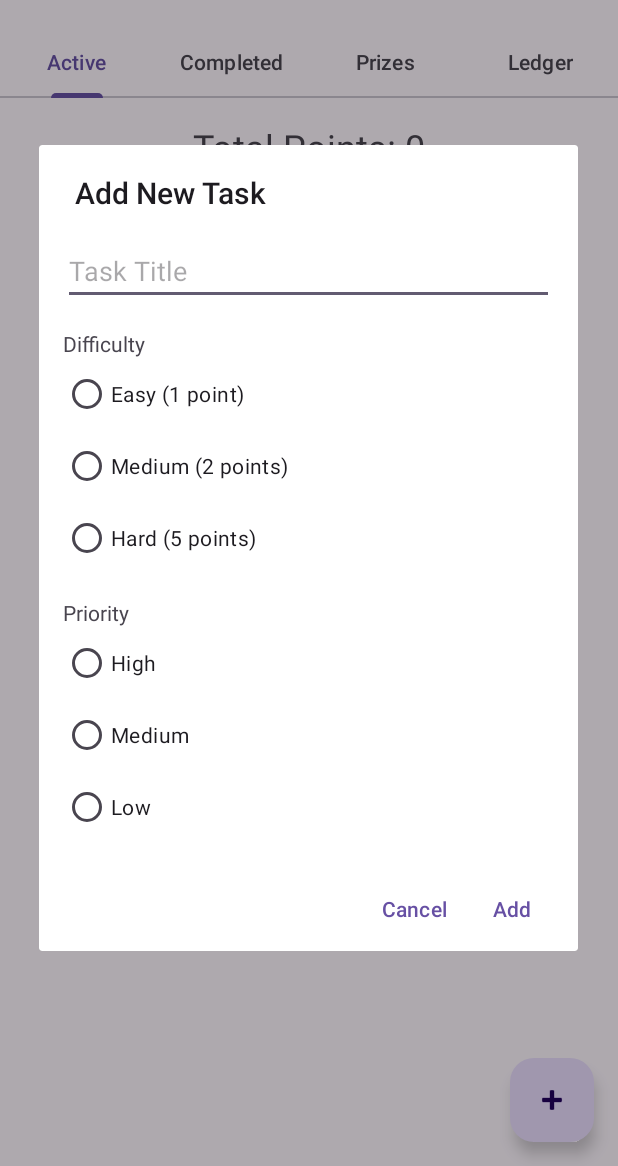
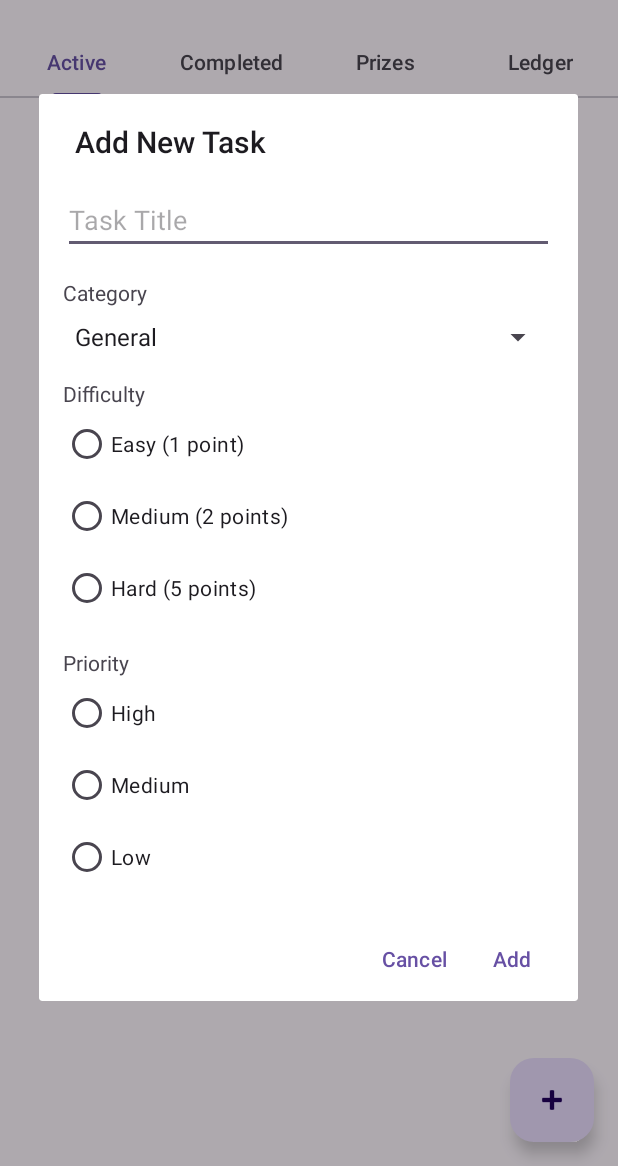
Before and after one commit to NickSanft/TooDo, an Android app: the screen it shows after launch (MainActivity), after a tap on an icon or button, on a phone screen of 412 x 824 dp, the part 70-1236 px from its top. Run offline under Robolectric (Android 15) with nearby library versions, the phone set to English and light mode, and no system bars; our stand-ins replace Dagger/Hilt's generated code, Room's generated code.

Commit message:
Added categories!

```diff
--- a/app/src/main/java/com/divora/toodo/AppDatabase.kt
+++ b/app/src/main/java/com/divora/toodo/AppDatabase.kt
@@ -7,7 +7,7 @@ import androidx.room.RoomDatabase
 import androidx.room.migration.Migration
 import androidx.sqlite.db.SupportSQLiteDatabase
 
-@Database(entities = [Task::class, Prize::class, PointLedger::class], version = 5, exportSchema = false)
+@Database(entities = [Task::class, Prize::class, PointLedger::class], version = 6, exportSchema = false)
 abstract class AppDatabase : RoomDatabase() {
     abstract fun taskDao(): TaskDao
     abstract fun prizeDao(): PrizeDao
@@ -41,13 +41,19 @@ abstract class AppDatabase : RoomDatabase() {
             }
         }
 
+        private val MIGRATION_5_6 = object : Migration(5, 6) {
+            override fun migrate(database: SupportSQLiteDatabase) {
+                database.execSQL("ALTER TABLE tasks ADD COLUMN category TEXT NOT NULL DEFAULT 'General'")
+            }
+        }
+
         fun getDatabase(context: Context): AppDatabase {
             return INSTANCE ?: synchronized(this) {
                 val instance = Room.databaseBuilder(
                     context.applicationContext,
                     AppDatabase::class.java,
                     "task_database"
-                ).addMigrations(MIGRATION_1_2, MIGRATION_2_3, MIGRATION_3_4, MIGRATION_4_5).build()
+                ).addMigrations(MIGRATION_1_2, MIGRATION_2_3, MIGRATION_3_4, MIGRATION_4_5, MIGRATION_5_6).build()
                 INSTANCE = instance
                 instance
             }
--- a/app/src/main/java/com/divora/toodo/Task.kt
+++ b/app/src/main/java/com/divora/toodo/Task.kt
@@ -11,6 +11,7 @@ data class Task(
     val difficulty: String,
     val points: Int,
     val priority: Int = 2, // 1 = High, 2 = Medium, 3 = Low
+    val category: String = "General",
     val isCompleted: Boolean = false,
     val completedAt: Long? = null
 )
--- a/app/src/main/java/com/divora/toodo/TaskListAdapter.kt
+++ b/app/src/main/java/com/divora/toodo/TaskListAdapter.kt
@@ -32,6 +32,7 @@ class TaskListAdapter(
 
     class TaskViewHolder(itemView: View) : RecyclerView.ViewHolder(itemView) {
         private val taskTitleView: TextView = itemView.findViewById(R.id.task_title)
+        private val taskCategoryView: TextView = itemView.findViewById(R.id.task_category)
         private val taskPriorityView: TextView = itemView.findViewById(R.id.task_priority)
         private val taskPointsView: TextView = itemView.findViewById(R.id.task_points)
         private val taskCompletedAtView: TextView = itemView.findViewById(R.id.task_completed_at)
@@ -47,6 +48,7 @@ class TaskListAdapter(
             onTaskEditClicked: (Task) -> Unit
         ) {
             taskTitleView.text = task.title
+            taskCategoryView.text = task.category
             taskPointsView.text = "${task.points} points"
             taskPriorityView.text = when (task.priority) {
                 1 -> "High Priority"
--- a/app/src/main/java/com/divora/toodo/TaskListFragment.kt
+++ b/app/src/main/java/com/divora/toodo/TaskListFragment.kt
@@ -4,8 +4,11 @@ import android.os.Bundle
 import android.view.LayoutInflater
 import android.view.View
 import android.view.ViewGroup
+import android.widget.AdapterView
+import android.widget.ArrayAdapter
 import android.widget.EditText
 import android.widget.RadioGroup
+import android.widget.Spinner
 import android.widget.TextView
 import androidx.appcompat.app.AlertDialog
 import androidx.core.view.isVisible
@@ -19,6 +22,7 @@ import dagger.hilt.android.AndroidEntryPoint
 class TaskListFragment : Fragment(), FabClickHandler {
 
     private val taskViewModel: TaskViewModel by activityViewModels()
+    private val categories = listOf("General", "Work", "Personal", "Health", "Study", "Finance")
 
     override fun onCreateView(
         inflater: LayoutInflater,
@@ -47,18 +51,57 @@ class TaskListFragment : Fragment(), FabClickHandler {
 
         val recyclerView = view.findViewById<RecyclerView>(R.id.task_list)
         val emptyListTextView = view.findViewById<TextView>(R.id.empty_list_text)
+        val filterSpinner = view.findViewById<Spinner>(R.id.filter_spinner)
 
         recyclerView.adapter = adapter
         recyclerView.layoutManager = LinearLayoutManager(context)
 
+        // Set up filter spinner
+        val filterCategories = listOf("All") + categories
+        val spinnerAdapter = ArrayAdapter(requireContext(), android.R.layout.simple_spinner_item, filterCategories)
+        spinnerAdapter.setDropDownViewResource(android.R.layout.simple_spinner_dropdown_item)
+        filterSpinner.adapter = spinnerAdapter
+
+        var currentCategoryFilter = "All"
+
+        filterSpinner.onItemSelectedListener = object : AdapterView.OnItemSelectedListener {
+            override fun onItemSelected(parent: AdapterView<*>, view: View?, position: Int, id: Long) {
+                currentCategoryFilter = filterCategories[position]
+                taskViewModel.allTasks.value?.let { tasks ->
+                    updateTaskList(tasks, isCompleted, currentCategoryFilter, recyclerView, emptyListTextView, adapter)
+                }
+            }
+
+            override fun onNothingSelected(parent: AdapterView<*>) {}
+        }
+
         taskViewModel.allTasks.observe(viewLifecycleOwner) { tasks ->
             tasks?.let {
-                val filteredTasks = it.filter { it.isCompleted == isCompleted }
+                updateTaskList(it, isCompleted, currentCategoryFilter, recyclerView, emptyListTextView, adapter)
+            }
+        }
+
+        taskViewModel.totalPoints.observe(viewLifecycleOwner) {
+            points -> view.findViewById<TextView>(R.id.total_points_text).text = "Total Points: ${points ?: 0}"
+        }
+    }
+
+    private fun updateTaskList(
+        tasks: List<Task>,
+        isCompleted: Boolean,
+        categoryFilter: String,
+        recyclerView: RecyclerView,
+        emptyListTextView: TextView,
+        adapter: TaskListAdapter
+    ) {
+        val filteredTasks = tasks.filter {
+            it.isCompleted == isCompleted && (categoryFilter == "All" || it.category == categoryFilter)
+        }
 
         if (filteredTasks.isEmpty()) {
             recyclerView.isVisible = false
             emptyListTextView.isVisible = true
-                    val emptyText = if (isCompleted) "No completed tasks yet!" else "No active tasks yet!"
+            val emptyText = if (isCompleted) "No completed tasks found!" else "No active tasks found!"
             emptyListTextView.text = emptyText
         } else {
             recyclerView.isVisible = true
@@ -68,12 +111,6 @@ class TaskListFragment : Fragment(), FabClickHandler {
             } else {
                 adapter.submitList(filteredTasks.sortedBy { it.priority })
             }
-                }
-            }
-        }
-
-        taskViewModel.totalPoints.observe(viewLifecycleOwner) {
-            points -> view.findViewById<TextView>(R.id.total_points_text).text = "Total Points: ${points ?: 0}"
         }
     }
 
@@ -89,6 +126,11 @@ class TaskListFragment : Fragment(), FabClickHandler {
         val dialogView = LayoutInflater.from(requireContext()).inflate(R.layout.dialog_add_task, null)
         val taskTitleInput = dialogView.findViewById<EditText>(R.id.task_title_input)
         val priorityRadioGroup = dialogView.findViewById<RadioGroup>(R.id.priority_radio_group)
+        val categorySpinner = dialogView.findViewById<Spinner>(R.id.category_spinner)
+
+        val spinnerAdapter = ArrayAdapter(requireContext(), android.R.layout.simple_spinner_item, categories)
+        spinnerAdapter.setDropDownViewResource(android.R.layout.simple_spinner_dropdown_item)
+        categorySpinner.adapter = spinnerAdapter
 
         AlertDialog.Builder(requireContext())
             .setTitle("Add New Task")
@@ -110,7 +152,8 @@ class TaskListFragment : Fragment(), FabClickHandler {
                     R.id.medium_priority_button -> 2
                     else -> 3
                 }
-                taskViewModel.insert(Task(title = title, difficulty = difficulty, points = points, priority = priority))
+                val category = categorySpinner.selectedItem.toString()
+                taskViewModel.insert(Task(title = title, difficulty = difficulty, points = points, priority = priority, category = category))
             }
             .setNegativeButton("Cancel", null)
             .show()
@@ -121,8 +164,14 @@ class TaskListFragment : Fragment(), FabClickHandler {
         val taskTitleInput = dialogView.findViewById<EditText>(R.id.task_title_input)
         val difficultyRadioGroup = dialogView.findViewById<RadioGroup>(R.id.difficulty_radio_group)
         val priorityRadioGroup = dialogView.findViewById<RadioGroup>(R.id.priority_radio_group)
+        val categorySpinner = dialogView.findViewById<Spinner>(R.id.category_spinner)
+
+        val spinnerAdapter = ArrayAdapter(requireContext(), android.R.layout.simple_spinner_item, categories)
+        spinnerAdapter.setDropDownViewResource(android.R.layout.simple_spinner_dropdown_item)
+        categorySpinner.adapter = spinnerAdapter
 
         taskTitleInput.setText(task.title)
+        categorySpinner.setSelection(categories.indexOf(task.category))
         when (task.difficulty) {
             "Easy" -> difficultyRadioGroup.check(R.id.easy_button)
             "Medium" -> difficultyRadioGroup.check(R.id.medium_button)
@@ -154,7 +203,8 @@ class TaskListFragment : Fragment(), FabClickHandler {
                     R.id.medium_priority_button -> 2
                     else -> 3
                 }
-                taskViewModel.update(task.copy(title = title, difficulty = difficulty, points = points, priority = priority))
+                val category = categorySpinner.selectedItem.toString()
+                taskViewModel.update(task.copy(title = title, difficulty = difficulty, points = points, priority = priority, category = category))
             }
             .setNegativeButton("Cancel", null)
             .show()
--- a/app/src/main/res/layout/dialog_add_task.xml
+++ b/app/src/main/res/layout/dialog_add_task.xml
@@ -1,5 +1,9 @@
 <?xml version="1.0" encoding="utf-8"?>
-<LinearLayout xmlns:android="http://schemas.android.com/apk/res/android"
+<ScrollView xmlns:android="http://schemas.android.com/apk/res/android"
+    android:layout_width="match_parent"
+    android:layout_height="wrap_content">
+
+    <LinearLayout
         android:layout_width="match_parent"
         android:layout_height="wrap_content"
         android:orientation="vertical"
@@ -10,6 +14,18 @@
             android:layout_width="match_parent"
             android:layout_height="wrap_content"
             android:hint="Task Title" />
+
+        <TextView
+            android:layout_width="wrap_content"
+            android:layout_height="wrap_content"
+            android:layout_marginTop="16dp"
+            android:text="Category" />
+
+        <Spinner
+            android:id="@+id/category_spinner"
+            android:layout_width="match_parent"
+            android:layout_height="wrap_content"
+            android:layout_marginTop="8dp" />
 
         <TextView
             android:layout_width="wrap_content"
@@ -74,3 +90,4 @@
         </RadioGroup>
 
     </LinearLayout>
+</ScrollView>
--- a/app/src/main/res/layout/fragment_task_list.xml
+++ b/app/src/main/res/layout/fragment_task_list.xml
@@ -15,15 +15,24 @@
         app:layout_constraintStart_toStartOf="parent"
         app:layout_constraintTop_toTopOf="parent" />
 
+    <Spinner
+        android:id="@+id/filter_spinner"
+        android:layout_width="wrap_content"
+        android:layout_height="wrap_content"
+        android:layout_marginTop="8dp"
+        app:layout_constraintEnd_toEndOf="parent"
+        app:layout_constraintStart_toStartOf="parent"
+        app:layout_constraintTop_toBottomOf="@+id/total_points_text" />
+
     <androidx.recyclerview.widget.RecyclerView
         android:id="@+id/task_list"
         android:layout_width="0dp"
         android:layout_height="0dp"
-        android:layout_marginTop="16dp"
+        android:layout_marginTop="8dp"
         app:layout_constraintBottom_toBottomOf="parent"
         app:layout_constraintEnd_toEndOf="parent"
         app:layout_constraintStart_toStartOf="parent"
-        app:layout_constraintTop_toBottomOf="@+id/total_points_text" />
+        app:layout_constraintTop_toBottomOf="@+id/filter_spinner" />
 
     <TextView
         android:id="@+id/empty_list_text"
```
Also changed, not shown: app/src/main/res/layout/list_item_task.xml (+11 -1 lines). Lines whose indentation alone changed are shown as unchanged.
